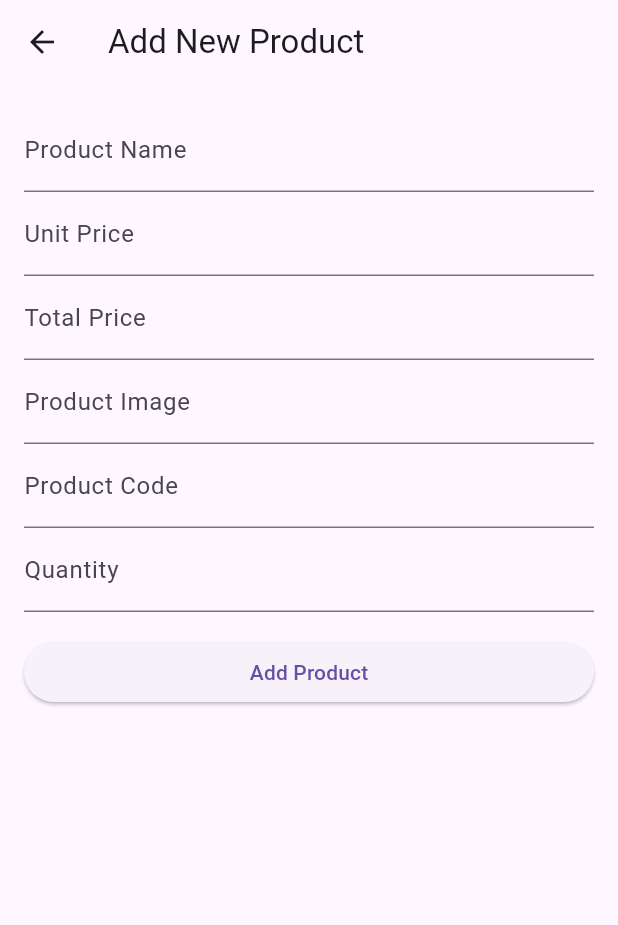
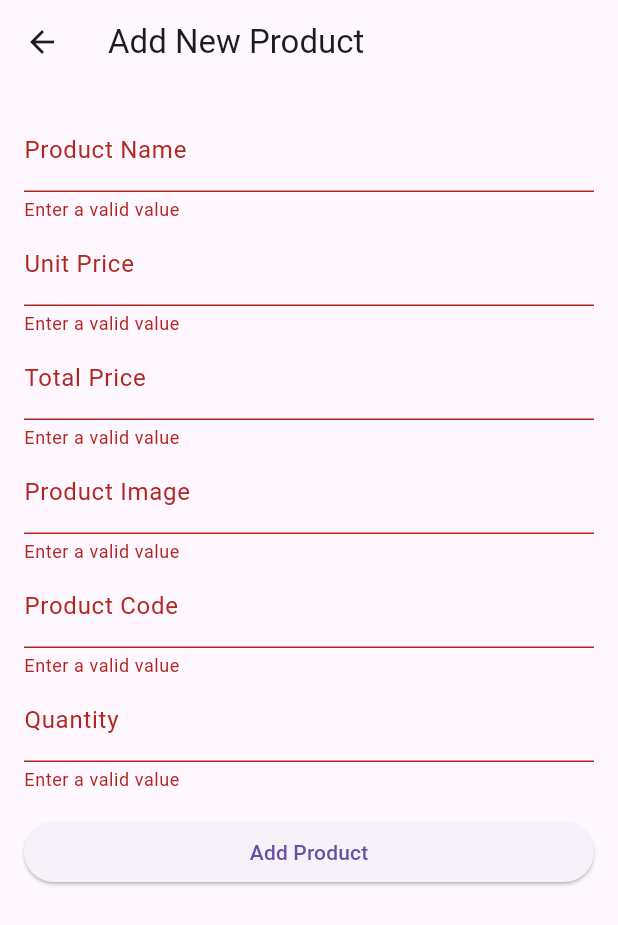
Before and after one commit to msisaif/flutter-7-module-13-crud-app, a Flutter app: the AddNewProductScreen screen opened directly, after a tap on "Add Product", on a phone screen of 412 x 824 dp. Shown: the top 925 px of the screen. Run offline on Flutter 3.47's test engine with Material 3 defaults, Android fonts, the phone set to English and light mode, and no system bars; network calls fail.

Commit message:
Product List & Product Add

```diff
--- a/lib/app.dart
+++ b/lib/app.dart
@@ -7,7 +7,9 @@ class CrudApp extends StatelessWidget {
   @override
   Widget build(BuildContext context) {
     return const MaterialApp(
+      title: 'CRUD APP',
       home: ProductListScreen(),
+      debugShowCheckedModeBanner: false,
     );
   }
 }
--- /dev/null
+++ b/lib/models/product.dart
@@ -0,0 +1,21 @@
+class Product {
+  final String id;
+  final String name;
+  final String code;
+  final String photo;
+  final String unitPrice;
+  final String quantity;
+  final String totalPrice;
+  final String createdAt;
+
+  Product({
+    required this.id,
+    required this.name,
+    required this.code,
+    required this.photo,
+    required this.unitPrice,
+    required this.quantity,
+    required this.totalPrice,
+    required this.createdAt,
+  });
+}
--- a/lib/screens/add_new_product_screen.dart
+++ b/lib/screens/add_new_product_screen.dart
@@ -1,4 +1,7 @@
+import 'dart:convert';
+
 import 'package:flutter/material.dart';
+import 'package:http/http.dart';
 
 class AddNewProductScreen extends StatefulWidget {
   const AddNewProductScreen({super.key});
@@ -16,6 +19,7 @@ class _AddNewProductScreenState extends State<AddNewProductScreen> {
   final TextEditingController _codeTEController = TextEditingController();
   final TextEditingController _quantityTEController = TextEditingController();
   final GlobalKey<FormState> _formKey = GlobalKey<FormState>();
+  bool _inProgress = false;
 
   @override
   Widget build(BuildContext context) {
@@ -23,9 +27,11 @@ class _AddNewProductScreenState extends State<AddNewProductScreen> {
       appBar: AppBar(
         title: const Text('Add New Product'),
       ),
-      body: Padding(
+      body: SingleChildScrollView(
+        child: Padding(
           padding: const EdgeInsets.all(16.0),
           child: _buildNewProductForm(),
+        ),
       ),
     );
   }
@@ -38,35 +44,85 @@ class _AddNewProductScreenState extends State<AddNewProductScreen> {
           TextFormField(
             controller: _productNameTEController,
             decoration: const InputDecoration(
-                hintText: 'Name', labelText: 'Product Name'),
+              hintText: 'Name',
+              labelText: 'Product Name',
+            ),
+            validator: (String? value) {
+              if (value == null || value.isEmpty) {
+                return 'Enter a valid value';
+              }
+              return null;
+            },
           ),
           TextFormField(
             controller: _unitPriceTEController,
             decoration: const InputDecoration(
-                hintText: 'Unit Price', labelText: 'Unit Price'),
+              hintText: 'Unit Price',
+              labelText: 'Unit Price',
+            ),
+            validator: (String? value) {
+              if (value == null || value.isEmpty) {
+                return 'Enter a valid value';
+              }
+              return null;
+            },
           ),
           TextFormField(
             controller: _totalPriceTEController,
             decoration: const InputDecoration(
-                hintText: 'Total Price', labelText: 'Total Price'),
+              hintText: 'Total Price',
+              labelText: 'Total Price',
+            ),
+            validator: (String? value) {
+              if (value == null || value.isEmpty) {
+                return 'Enter a valid value';
+              }
+              return null;
+            },
           ),
           TextFormField(
             controller: _imageTEController,
             decoration: const InputDecoration(
-                hintText: 'Image', labelText: 'Product Image'),
+              hintText: 'Image',
+              labelText: 'Product Image',
+            ),
+            validator: (String? value) {
+              if (value == null || value.isEmpty) {
+                return 'Enter a valid value';
+              }
+              return null;
+            },
           ),
           TextFormField(
             controller: _codeTEController,
             decoration: const InputDecoration(
-                hintText: 'Product code', labelText: 'Product Code'),
+              hintText: 'Product code',
+              labelText: 'Product Code',
+            ),
+            validator: (String? value) {
+              if (value == null || value.isEmpty) {
+                return 'Enter a valid value';
+              }
+              return null;
+            },
           ),
           TextFormField(
             controller: _quantityTEController,
             decoration: const InputDecoration(
-                hintText: 'Quantity', labelText: 'Quantity'),
+              hintText: 'Quantity',
+              labelText: 'Quantity',
+            ),
+            validator: (String? value) {
+              if (value == null || value.isEmpty) {
+                return 'Enter a valid value';
+              }
+              return null;
+            },
           ),
           const SizedBox(height: 16),
-          ElevatedButton(
+          _inProgress
+              ? const Center(child: CircularProgressIndicator())
+              : ElevatedButton(
                   style: ElevatedButton.styleFrom(
                     fixedSize: const Size.fromWidth(double.maxFinite),
                   ),
@@ -78,7 +134,58 @@ class _AddNewProductScreenState extends State<AddNewProductScreen> {
     );
   }
 
-  void _onTapAddProductButton() {}
+  void _onTapAddProductButton() {
+    if (_formKey.currentState!.validate()) {
+      addNewProduct();
+    }
+  }
+
+  Future<void> addNewProduct() async {
+    setState(() {
+      _inProgress = true;
+    });
+
+    Uri uri = Uri.parse('http://164.68.107.70:6060/api/v1/CreateProduct');
+    Map<String, dynamic> requestBody = {
+      "Img": _imageTEController.text,
+      "ProductCode": _codeTEController.text,
+      "ProductName": _productNameTEController.text,
+      "Qty": _quantityTEController.text,
+      "TotalPrice": _totalPriceTEController.text,
+      "UnitPrice": _unitPriceTEController.text
+    };
+    Response response = await post(
+      uri,
+      headers: {"Content-Type": "application/json"},
+      body: jsonEncode(requestBody),
+    );
+
+    if (response.statusCode == 200) {
+      _clearTextFields();
+      _showSnackBarMessage('New product added');
+    }
+
+    setState(() {
+      _inProgress = false;
+    });
+  }
+
+  void _showSnackBarMessage(String message) {
+    ScaffoldMessenger.of(context).showSnackBar(
+      SnackBar(
+        content: Text(message),
+      ),
+    );
+  }
+
+  void _clearTextFields() {
+    _productNameTEController.clear();
+    _quantityTEController.clear();
+    _totalPriceTEController.clear();
+    _unitPriceTEController.clear();
+    _imageTEController.clear();
+    _codeTEController.clear();
+  }
 
   @override
   void dispose() {
```
Also changed, not shown: lib/screens/product_list_screen.dart (+61 -5 lines), lib/widgets/product_item.dart (+10 -6 lines), pubspec.lock. Lines whose indentation alone changed are shown as unchanged.
